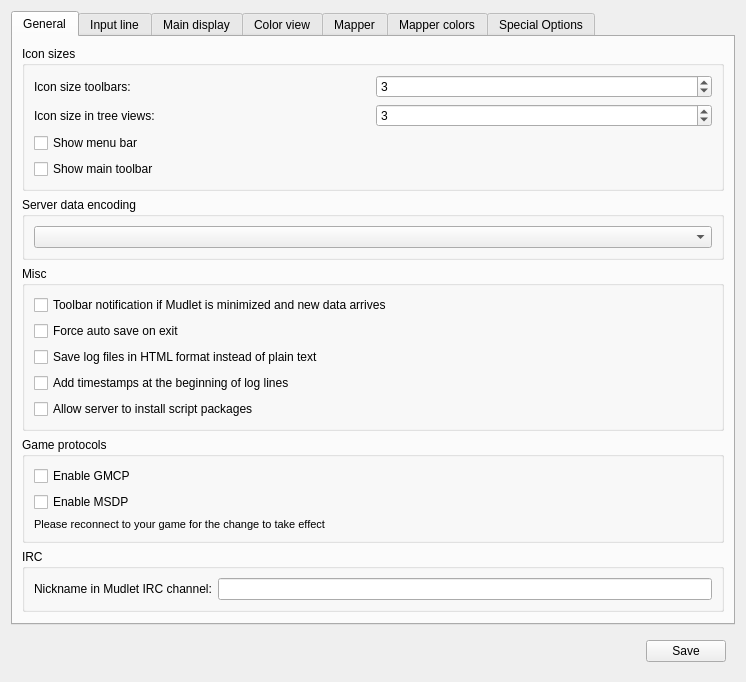
Mudlet/Mudlet, file src/ui/profile_preferences.ui: the form before one commit.
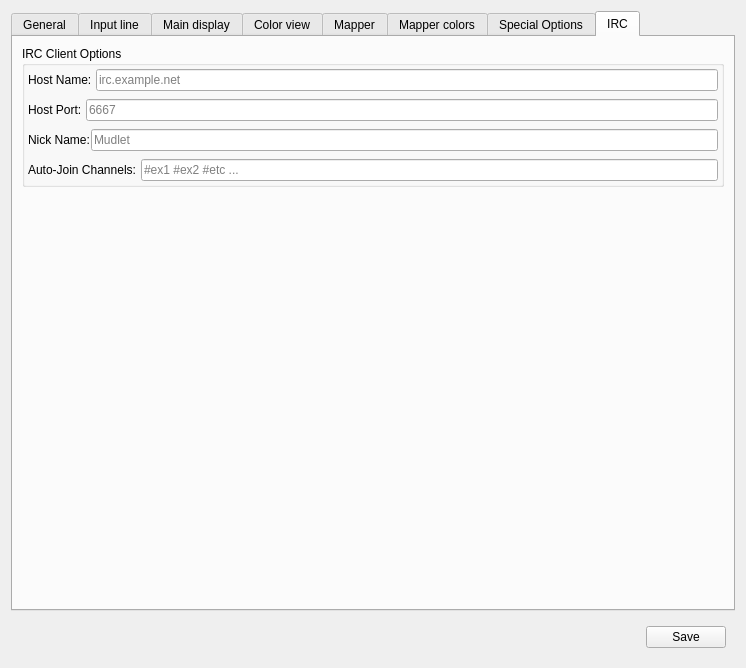
The form after the commit. The open tabs and pages were chosen to show the change. Icons and pictures are not drawn.

Commit message:
Adds IRC Tab to Profile Settings Dialog.
Adds a new tab for IRC related settings in Profile Preferences, settings
UI.
Adds a new method Host::readProfileData(item); similar to its write*
method.
Static methods are used to read and write IRC settings.
Removes references to mIrcNick in Host.h and mudlet.h which weren't
used.

```diff
--- a/src/ui/profile_preferences.ui
+++ b/src/ui/profile_preferences.ui
@@ -55,6 +55,19 @@
        <string>General</string>
       </attribute>
       <layout class="QGridLayout" name="gridLayout_19">
+       <item row="5" column="0">
+        <spacer name="verticalSpacer_8">
+         <property name="orientation">
+          <enum>Qt::Vertical</enum>
+         </property>
+         <property name="sizeHint" stdset="0">
+          <size>
+           <width>20</width>
+           <height>40</height>
+          </size>
+         </property>
+        </spacer>
+       </item>
        <item row="0" column="0">
         <widget class="QGroupBox" name="groupBox_11">
          <property name="sizePolicy">
@@ -255,40 +268,6 @@
          </layout>
         </widget>
        </item>
-       <item row="6" column="0">
-        <spacer name="verticalSpacer_8">
-         <property name="orientation">
-          <enum>Qt::Vertical</enum>
-         </property>
-         <property name="sizeHint" stdset="0">
-          <size>
-           <width>20</width>
-           <height>40</height>
-          </size>
-         </property>
-        </spacer>
-       </item>
-       <item row="4" column="0">
-        <widget class="QGroupBox" name="groupBox_16">
-         <property name="title">
-          <string>IRC</string>
-         </property>
-         <layout class="QHBoxLayout" name="horizontalLayout_4">
-          <item>
-           <widget class="QLabel" name="label_58">
-            <property name="text">
-             <string>Nickname in Mudlet IRC channel:</string>
-            </property>
-           </widget>
-          </item>
-          <item>
-           <widget class="QLineEdit" name="ircNick"/>
-          </item>
-         </layout>
-         <zorder>ircNick</zorder>
-         <zorder>label_58</zorder>
-        </widget>
-       </item>
       </layout>
      </widget>
      <widget class="QWidget" name="input_line_tab">
@@ -2100,6 +2079,193 @@
        </item>
       </layout>
      </widget>
+     <widget class="QWidget" name="tab_irc">
+      <attribute name="title">
+       <string>IRC</string>
+      </attribute>
+      <layout class="QGridLayout" name="gridLayout_25">
+       <item row="0" column="0">
+        <widget class="QGroupBox" name="groupIrcConfig">
+         <property name="title">
+          <string>IRC Client Options</string>
+         </property>
+         <layout class="QVBoxLayout" name="verticalLayout_5">
+          <property name="leftMargin">
+           <number>2</number>
+          </property>
+          <property name="topMargin">
+           <number>2</number>
+          </property>
+          <property name="rightMargin">
+           <number>2</number>
+          </property>
+          <property name="bottomMargin">
+           <number>2</number>
+          </property>
+          <item>
+           <widget class="QWidget" name="ircHostNameWidget" native="true">
+            <layout class="QHBoxLayout" name="horizontalLayout_13">
+             <property name="spacing">
+              <number>1</number>
+             </property>
+             <property name="leftMargin">
+              <number>1</number>
+             </property>
+             <property name="topMargin">
+              <number>1</number>
+             </property>
+             <property name="rightMargin">
+              <number>1</number>
+             </property>
+             <property name="bottomMargin">
+              <number>1</number>
+             </property>
+             <item>
+              <widget class="QLabel" name="lblIrcHostName">
+               <property name="text">
+                <string>Host Name: </string>
+               </property>
+              </widget>
+             </item>
+             <item>
+              <widget class="QLineEdit" name="ircHostName">
+               <property name="inputMethodHints">
+                <set>Qt::ImhUrlCharactersOnly</set>
+               </property>
+               <property name="placeholderText">
+                <string>irc.example.net</string>
+               </property>
+              </widget>
+             </item>
+            </layout>
+           </widget>
+          </item>
+          <item>
+           <widget class="QWidget" name="ircHostPortWidget" native="true">
+            <layout class="QHBoxLayout" name="horizontalLayout_14">
+             <property name="spacing">
+              <number>1</number>
+             </property>
+             <property name="leftMargin">
+              <number>1</number>
+             </property>
+             <property name="topMargin">
+              <number>1</number>
+             </property>
+             <property name="rightMargin">
+              <number>1</number>
+             </property>
+             <property name="bottomMargin">
+              <number>1</number>
+             </property>
+             <item>
+              <widget class="QLabel" name="lblIrcHostPort">
+               <property name="text">
+                <string>Host Port: </string>
+               </property>
+              </widget>
+             </item>
+             <item>
+              <widget class="QLineEdit" name="ircHostPort">
+               <property name="inputMethodHints">
+                <set>Qt::ImhDigitsOnly</set>
+               </property>
+               <property name="placeholderText">
+                <string>6667</string>
+               </property>
+              </widget>
+             </item>
+            </layout>
+           </widget>
+          </item>
+          <item>
+           <widget class="QWidget" name="ircNickWidget" native="true">
+            <layout class="QHBoxLayout" name="horizontalLayout_15">
+             <property name="spacing">
+              <number>1</number>
+             </property>
+             <property name="leftMargin">
+              <number>1</number>
+             </property>
+             <property name="topMargin">
+              <number>1</number>
+             </property>
+             <property name="rightMargin">
+              <number>1</number>
+             </property>
+             <property name="bottomMargin">
+              <number>1</number>
+             </property>
+             <item>
+              <widget class="QLabel" name="lblIrcNick">
+               <property name="text">
+                <string>Nick Name:</string>
+               </property>
+              </widget>
+             </item>
+             <item>
+              <widget class="QLineEdit" name="ircNick">
+               <property name="placeholderText">
+                <string>Mudlet</string>
+               </property>
+              </widget>
+             </item>
+            </layout>
+           </widget>
+          </item>
+          <item>
+           <widget class="QWidget" name="ircChannelsWidget" native="true">
+            <layout class="QHBoxLayout" name="horizontalLayout_16">
+             <property name="spacing">
+              <number>1</number>
+             </property>
+             <property name="leftMargin">
+              <number>1</number>
+             </property>
+             <property name="topMargin">
+              <number>1</number>
+             </property>
+             <property name="rightMargin">
+              <number>1</number>
+             </property>
+             <property name="bottomMargin">
+              <number>1</number>
+             </property>
+             <item>
+              <widget class="QLabel" name="lblIrcChannels">
+               <property name="text">
+                <string>Auto-Join Channels: </string>
+               </property>
+              </widget>
+             </item>
+             <item>
+              <widget class="QLineEdit" name="ircChannels">
+               <property name="placeholderText">
+                <string>#ex1 #ex2 #etc ...</string>
+               </property>
+              </widget>
+             </item>
+            </layout>
+           </widget>
+          </item>
+         </layout>
+        </widget>
+       </item>
+       <item row="1" column="0">
+        <spacer name="verticalSpacer_5">
+         <property name="orientation">
+          <enum>Qt::Vertical</enum>
+         </property>
+         <property name="sizeHint" stdset="0">
+          <size>
+           <width>20</width>
+           <height>40</height>
+          </size>
+         </property>
+        </spacer>
+       </item>
+      </layout>
+     </widget>
     </widget>
    </item>
    <item>
```
The commit also changes 5 other files.
